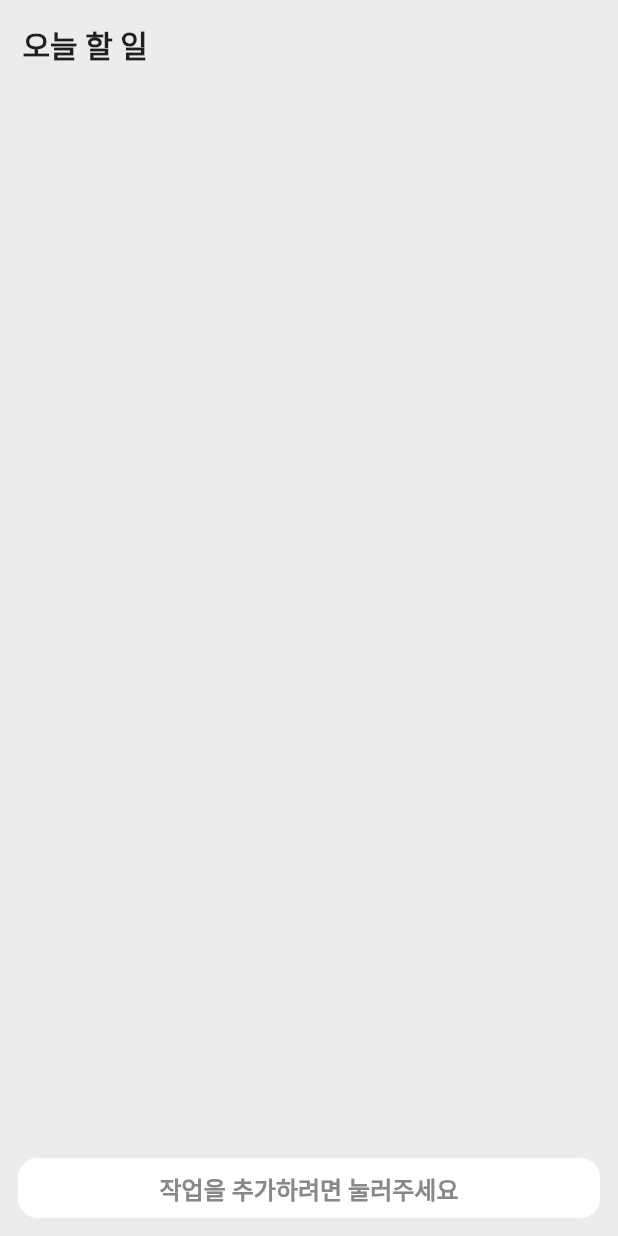
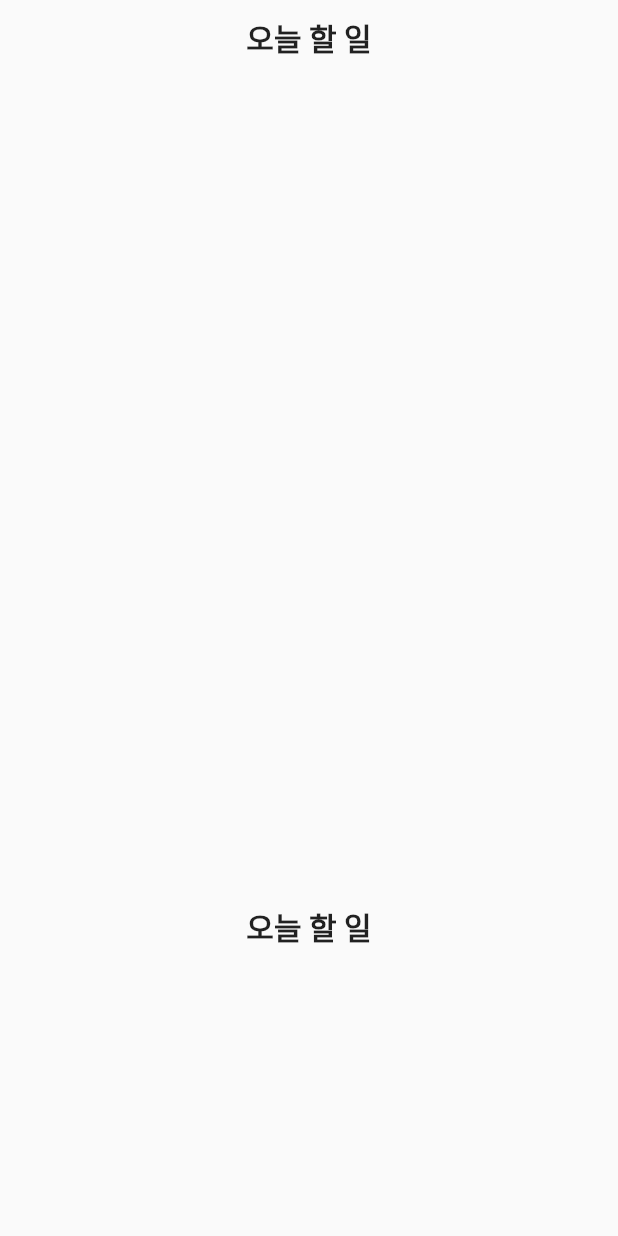
Before and after one commit to Hyika/todo_project, a Flutter app: the screen it shows after launch, on a phone screen of 412 x 824 dp. Run offline on Flutter 3.47's test engine with Material 2 defaults, Android fonts, the phone set to English and light mode, and no system bars.

```diff
--- a/lib/main.dart
+++ b/lib/main.dart
@@ -1,8 +1,5 @@
 import 'package:flutter/material.dart';
 import 'package:flutter/services.dart';
-import 'package:todo_project/todo.dart';
-
-
 
 List<String> _txtList = [];
 
@@ -28,7 +25,70 @@ class MyApp extends StatelessWidget {
         backgroundColor: Colors.transparent,
       )),
       debugShowCheckedModeBanner: false,
-      home: MyTodoPage(),
+      home: MyHomePage(),
+    );
+  }
+}
+
+class MyHomePage extends StatefulWidget {
+  const MyHomePage({super.key});
+
+  @override
+  State<MyHomePage> createState() => _MyHomePageState();
+}
+
+class _MyHomePageState extends State<MyHomePage> {
+  @override
+  Widget build(BuildContext context) {
+    return Scaffold(
+      body: Column(
+        children: <Widget>[
+          Flexible(
+            flex: 1,
+            child: Column(
+              children: <Widget>[
+                GestureDetector(
+                  onTap: () => Navigator.push(
+                    context,
+                    MaterialPageRoute(builder: (context) => MyTodoPage()),
+                  ),
+                  child: Padding(
+                    padding: EdgeInsets.all(10),
+                    child: const Text(
+                      '오늘 할 일',
+                      style: TextStyle(
+                        fontWeight: FontWeight.bold,
+                        fontSize: 20,
+                      ),
+                    ),
+                  ),
+                ),
+              ],
+            ),
+          ),
+          Flexible(
+            flex: 1,
+            child: Center(
+              child: GestureDetector(
+                onTap: () => Navigator.push(
+                  context,
+                  MaterialPageRoute(builder: (context) => MyTodoPage()),
+                ),
+                child: Padding(
+                  padding: EdgeInsets.all(10),
+                  child: const Text(
+                    '오늘 할 일',
+                    style: TextStyle(
+                      fontWeight: FontWeight.bold,
+                      fontSize: 20,
+                    ),
+                  ),
+                ),
+              ),
+            ),
+          ),
+        ],
+      ),
     );
   }
 }
@@ -58,6 +118,7 @@ class _MyTodoPageState extends State<MyTodoPage> {
   Widget build(BuildContext context) {
     final double deviceWidth = MediaQuery.of(context).size.width;
     final double deviceHeight = MediaQuery.of(context).size.height;
+
     return Scaffold(
       backgroundColor: const Color.fromARGB(255, 236, 236, 236),
       resizeToAvoidBottomInset: true,
```
Also changed, not shown: 2 other files.
